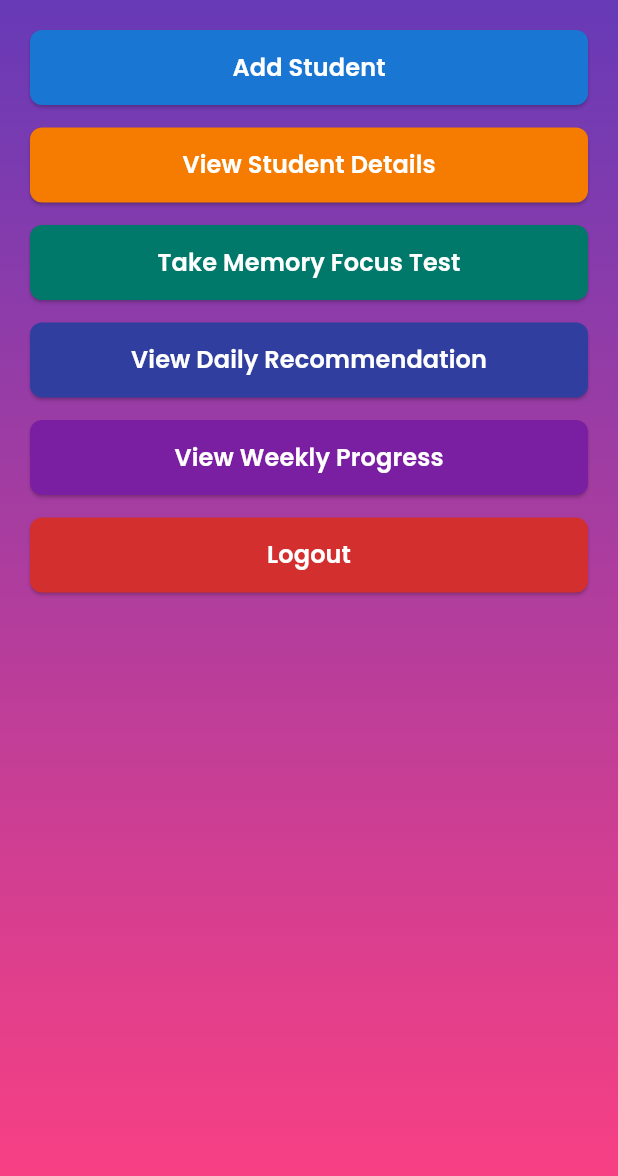
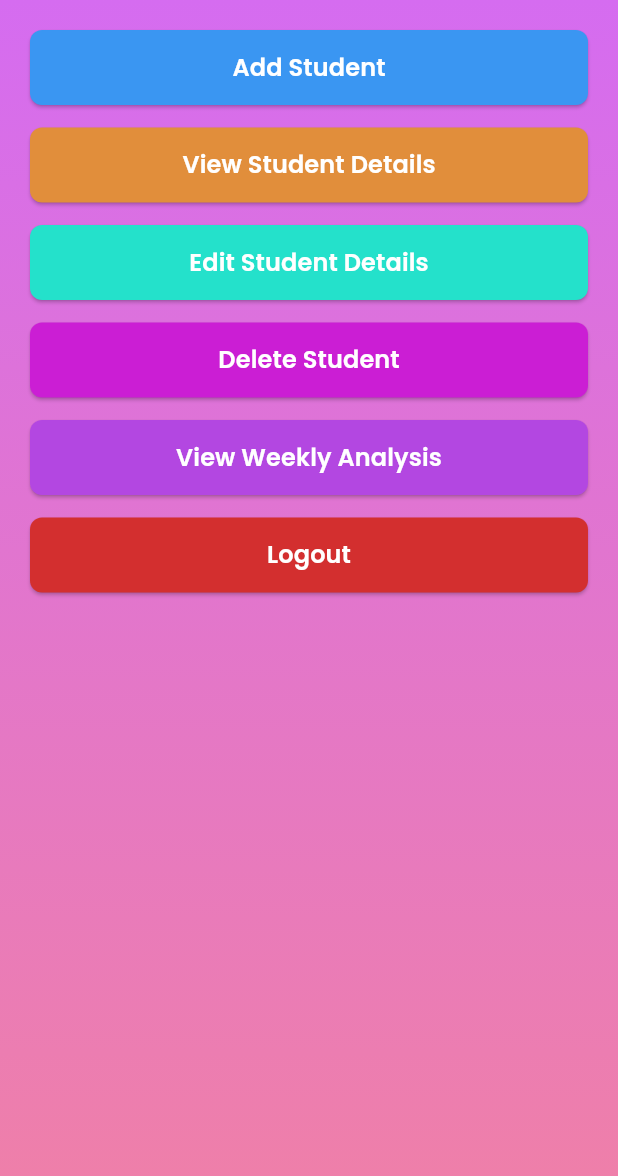
Before and after one commit to FathAneesa/MiniProject, a Flutter app: the AdminDash screen opened directly, on a phone screen of 412 x 824 dp. Shown: the top 1176 px of the screen. Run offline on Flutter 3.47's test engine with Material 3 defaults, Android fonts, the phone set to English and light mode, and no system bars; our stand-ins replace google_fonts.

Commit message:
Second Scrum Completed

```diff
--- a/lib/views/admin_dash.dart
+++ b/lib/views/admin_dash.dart
@@ -23,7 +23,7 @@ class AdminDash extends StatelessWidget {
           ),
           ElevatedButton(
             style: ElevatedButton.styleFrom(
-              backgroundColor: Colors.red,
+              backgroundColor: const Color.fromARGB(255, 246, 127, 119),
               shape: RoundedRectangleBorder(borderRadius: BorderRadius.circular(8)),
             ),
             onPressed: () {
@@ -70,7 +70,7 @@ class AdminDash extends StatelessWidget {
       body: Container(
         decoration: const BoxDecoration(
           gradient: LinearGradient(
-            colors: [Colors.deepPurple, Colors.pinkAccent],
+            colors: [Color.fromARGB(255, 213, 108, 240), Color.fromARGB(255, 240, 128, 166)],
             begin: Alignment.topCenter,
             end: Alignment.bottomCenter,
           ),
@@ -88,7 +88,7 @@ class AdminDash extends StatelessWidget {
                       crossAxisAlignment: CrossAxisAlignment.start,
                       children: [
                         buildDashboardButton(
-                          color: Colors.blue.shade700,
+                          color: const Color.fromARGB(255, 58, 150, 242),
                           text: "Add Student",
                           context: context,
                           onTap: () {
@@ -98,7 +98,7 @@ class AdminDash extends StatelessWidget {
                         const SizedBox(height: 15),
 
                         buildDashboardButton(
-                          color: Colors.orange.shade700,
+                          color: const Color.fromARGB(255, 225, 142, 59),
                           text: "View Student Details",
                           context: context,
                           onTap: () {
@@ -108,8 +108,8 @@ class AdminDash extends StatelessWidget {
                         const SizedBox(height: 15),
 
                         buildDashboardButton(
-                          color: Colors.teal.shade700,
-                          text: "Take Memory Focus Test",
+                          color: const Color.fromARGB(255, 36, 225, 203),
+                          text: "Edit Student Details",
                           context: context,
                           onTap: () {
                             // TODO: Navigate to Memory Focus Test page
@@ -118,8 +118,8 @@ class AdminDash extends StatelessWidget {
                         const SizedBox(height: 15),
 
                         buildDashboardButton(
-                          color: Colors.indigo.shade700,
-                          text: "View Daily Recommendation",
+                          color: const Color.fromARGB(255, 203, 30, 212),
+                          text: "Delete Student",
                           context: context,
                           onTap: () {
                             // TODO: Navigate to Daily Recommendation page
@@ -128,8 +128,8 @@ class AdminDash extends StatelessWidget {
                         const SizedBox(height: 15),
 
                         buildDashboardButton(
-                          color: Colors.purple.shade700,
-                          text: "View Weekly Progress",
+                          color: const Color.fromARGB(255, 179, 71, 225),
+                          text: "View Weekly Analysis",
                           context: context,
                           onTap: () {
                             // TODO: Navigate to Weekly Progress page
--- a/lib/views/forgot.dart
+++ b/lib/views/forgot.dart
@@ -65,14 +65,14 @@ class _ForgotPasswordPageState extends State<ForgotPasswordPage> {
   @override
   Widget build(BuildContext context) {
     return Scaffold(
-      backgroundColor: Colors.blue[500],
+      backgroundColor: const Color.fromARGB(255, 151, 195, 231),
       body: Center(
         child: SingleChildScrollView(
           padding: const EdgeInsets.all(16),
           child: Container(
             padding: const EdgeInsets.all(20),
             decoration: BoxDecoration(
-              color: Colors.blue[400],
+              color: const Color.fromARGB(255, 13, 190, 244),
               borderRadius: BorderRadius.circular(20),
             ),
             child: Form(
@@ -142,7 +142,7 @@ class _ForgotPasswordPageState extends State<ForgotPasswordPage> {
                       width: double.infinity,
                       child: ElevatedButton(
                         style: ElevatedButton.styleFrom(
-                          backgroundColor: Colors.deepPurple,
+                          backgroundColor: const Color.fromARGB(255, 204, 127, 230),
                           padding: const EdgeInsets.symmetric(vertical: 12),
                           shape: RoundedRectangleBorder(
                             borderRadius: BorderRadius.circular(10),
--- a/lib/views/login_page.dart
+++ b/lib/views/login_page.dart
@@ -119,7 +119,7 @@ class _LoginPageState extends State<LoginPage> {
           Container(
             decoration: const BoxDecoration(
               gradient: LinearGradient(
-                colors: [Colors.deepPurpleAccent, Colors.pinkAccent],
+                colors: [Color.fromARGB(255, 227, 41, 178), Color.fromARGB(255, 228, 167, 187)],
                 begin: Alignment.topLeft,
                 end: Alignment.bottomRight,
               ),
@@ -128,7 +128,7 @@ class _LoginPageState extends State<LoginPage> {
           Center(
             child: SingleChildScrollView(
               child: Card(
-                color: Colors.deepPurple.shade100.withAlpha(217),
+                color: const Color.fromARGB(255, 235, 171, 222).withAlpha(217),
                 elevation: 10,
                 margin: const EdgeInsets.symmetric(horizontal: 24),
                 shape: RoundedRectangleBorder(
@@ -177,7 +177,7 @@ class _LoginPageState extends State<LoginPage> {
                         child: ElevatedButton(
                           onPressed: isLoading ? null : login,
                           style: ElevatedButton.styleFrom(
-                            backgroundColor: Colors.deepPurple,
+                            backgroundColor: const Color.fromARGB(255, 79, 40, 60),
                             minimumSize: const Size.fromHeight(45),
                             shape: RoundedRectangleBorder(
                               borderRadius: BorderRadius.circular(12),
```
Also changed, not shown: lib/views/add_stud.dart (+13 -15 lines), 1 other file.
